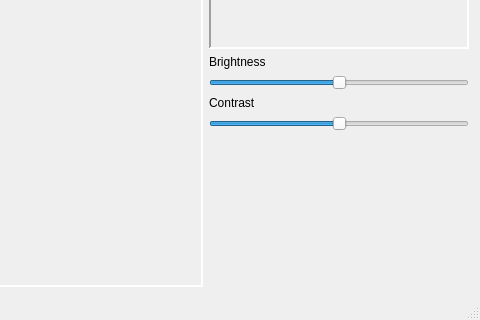
Xuzon/ImageProcessing, file fpimage.ui: the form before one commit; both pictures show x 452 to 932 and y 303 to 623 of the 932 by 623 pixel window.
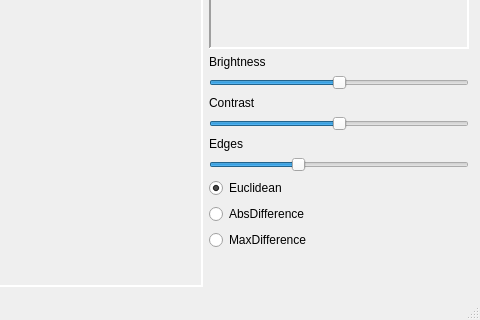
The form after the commit.

Commit message: Added Edge detection

Patch:
```diff
--- a/fpimage.ui
+++ b/fpimage.ui
@@ -210,6 +210,50 @@
         </property>
        </widget>
       </item>
+      <item>
+       <widget class="QLabel" name="LEdges">
+        <property name="text">
+         <string>Edges</string>
+        </property>
+       </widget>
+      </item>
+      <item>
+       <widget class="QSlider" name="SliderEdges">
+        <property name="maximum">
+         <number>300</number>
+        </property>
+        <property name="value">
+         <number>100</number>
+        </property>
+        <property name="orientation">
+         <enum>Qt::Horizontal</enum>
+        </property>
+       </widget>
+      </item>
+      <item>
+       <widget class="QRadioButton" name="EuclideanRButton">
+        <property name="text">
+         <string>Euclidean</string>
+        </property>
+        <property name="checked">
+         <bool>true</bool>
+        </property>
+       </widget>
+      </item>
+      <item>
+       <widget class="QRadioButton" name="AbsDifferenceRButton">
+        <property name="text">
+         <string>AbsDifference</string>
+        </property>
+       </widget>
+      </item>
+      <item>
+       <widget class="QRadioButton" name="MaxDifferenceRButton">
+        <property name="text">
+         <string>MaxDifference</string>
+        </property>
+       </widget>
+      </item>
       <item>
        <spacer name="verticalSpacer">
         <property name="orientation">
```
The commit also changes 25 other files.
